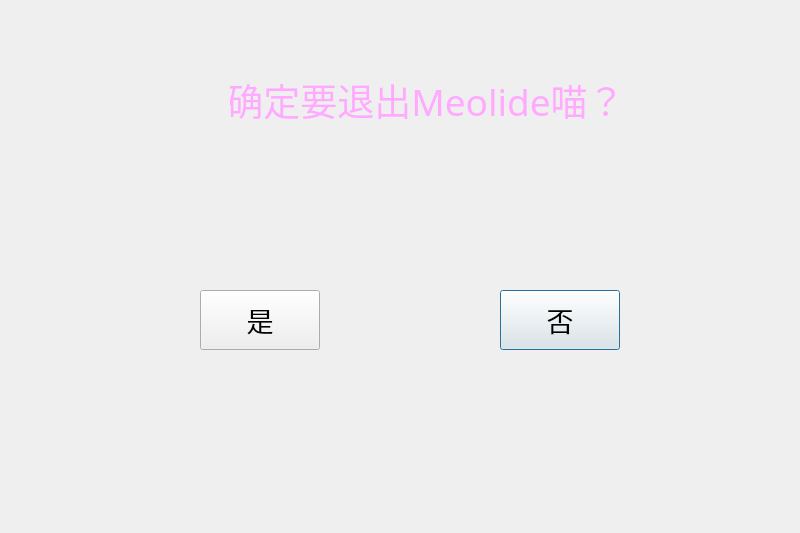
njdldkl666699/Melody, file ui/confirmDialog.ui: the form before one commit.
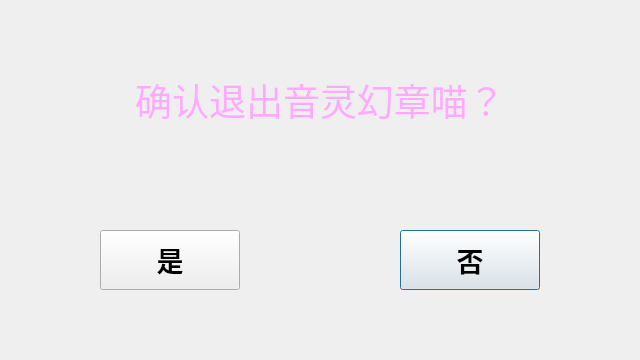
The form after the commit.

Commit message: 修改大部分界面为1280*1060全屏； 调整退出对话框； 增加Saira字体

Diff of the .ui file:
```diff
--- a/ui/confirmDialog.ui
+++ b/ui/confirmDialog.ui
@@ -6,20 +6,20 @@
    <rect>
     <x>0</x>
     <y>0</y>
-    <width>800</width>
-    <height>533</height>
+    <width>640</width>
+    <height>360</height>
    </rect>
   </property>
   <property name="minimumSize">
    <size>
-    <width>800</width>
-    <height>533</height>
+    <width>640</width>
+    <height>360</height>
    </size>
   </property>
   <property name="maximumSize">
    <size>
-    <width>800</width>
-    <height>533</height>
+    <width>640</width>
+    <height>360</height>
    </size>
   </property>
   <property name="font">
@@ -33,16 +33,17 @@
   <widget class="QPushButton" name="pushButton_backMenu">
    <property name="geometry">
     <rect>
-     <x>500</x>
-     <y>290</y>
-     <width>120</width>
+     <x>400</x>
+     <y>230</y>
+     <width>140</width>
      <height>60</height>
     </rect>
    </property>
    <property name="font">
     <font>
-     <family>幼圆</family>
+     <family>等线</family>
      <pointsize>20</pointsize>
+     <bold>true</bold>
     </font>
    </property>
    <property name="text">
@@ -52,16 +53,17 @@
   <widget class="QPushButton" name="pushButton_exit">
    <property name="geometry">
     <rect>
-     <x>200</x>
-     <y>290</y>
-     <width>120</width>
+     <x>100</x>
+     <y>230</y>
+     <width>140</width>
      <height>60</height>
     </rect>
    </property>
    <property name="font">
     <font>
-     <family>幼圆</family>
+     <family>等线</family>
      <pointsize>20</pointsize>
+     <bold>true</bold>
     </font>
    </property>
    <property name="text">
@@ -74,9 +76,9 @@
   <widget class="QLabel" name="label_message">
    <property name="geometry">
     <rect>
-     <x>230</x>
+     <x>120</x>
      <y>50</y>
-     <width>391</width>
+     <width>400</width>
      <height>100</height>
     </rect>
    </property>
@@ -90,7 +92,7 @@
     <string notr="true">color: rgb(255, 170, 255);</string>
    </property>
    <property name="text">
-    <string>确定要退出Meolide喵？</string>
+    <string>确认退出音灵幻章喵？</string>
    </property>
    <property name="alignment">
     <set>Qt::AlignmentFlag::AlignCenter</set>
@@ -101,20 +103,20 @@
     <rect>
      <x>0</x>
      <y>0</y>
-     <width>800</width>
-     <height>533</height>
+     <width>640</width>
+     <height>360</height>
     </rect>
    </property>
    <property name="minimumSize">
     <size>
-     <width>800</width>
-     <height>533</height>
+     <width>640</width>
+     <height>360</height>
     </size>
    </property>
    <property name="maximumSize">
     <size>
-     <width>800</width>
-     <height>533</height>
+     <width>640</width>
+     <height>360</height>
     </size>
    </property>
    <property name="text">
```
The commit also changes 26 other files.
